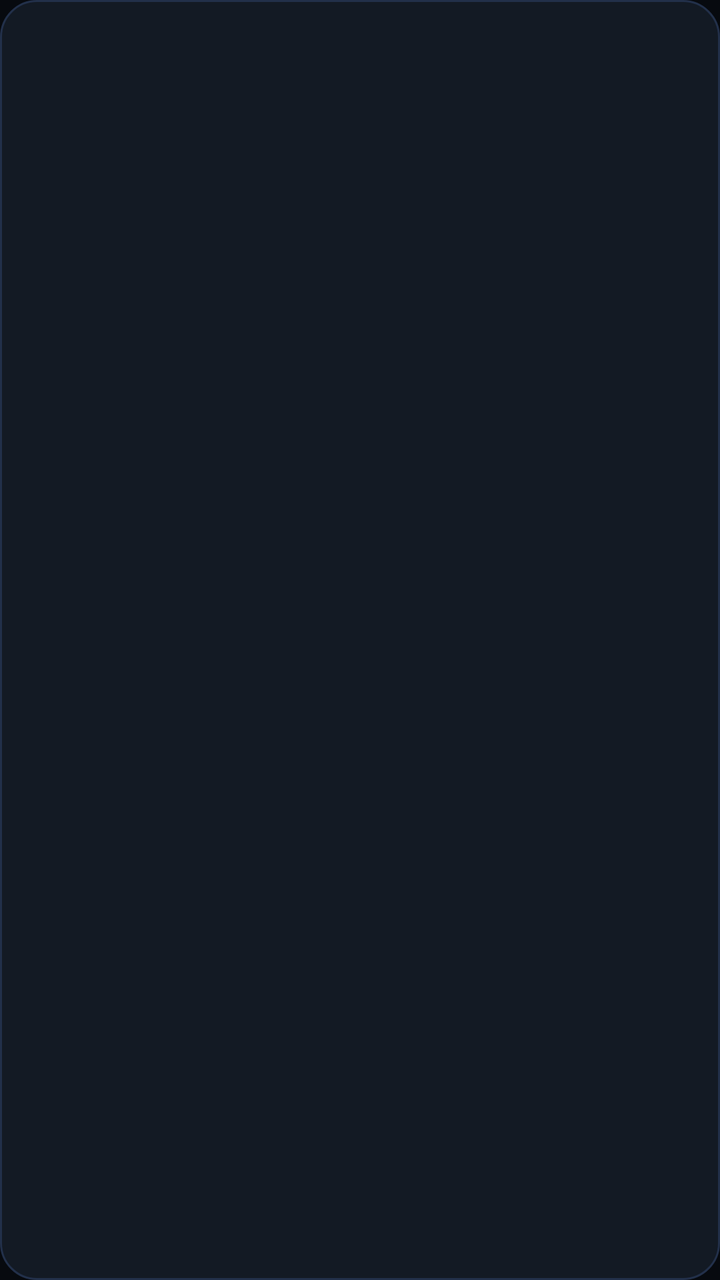
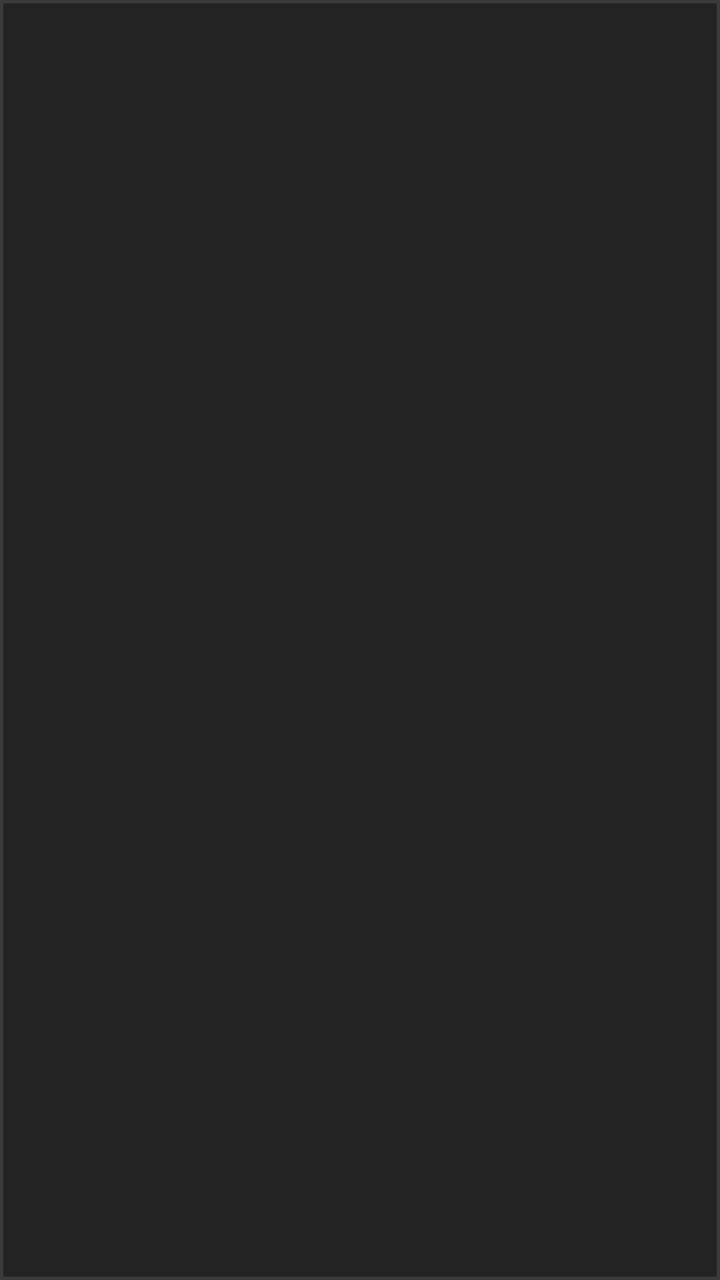

Screens rendered from an Android XML layout before and after an edit, with the pre-edit source and the edit as a unified diff.
<!-- AndroidManifest.xml: application theme Theme.KidsLock -->
<!-- res/layout/item_stat.xml -->
<?xml version="1.0" encoding="utf-8"?>
<LinearLayout xmlns:android="http://schemas.android.com/apk/res/android"
    android:layout_width="match_parent"
    android:layout_height="match_parent"
    android:background="@drawable/bg_card"
    android:clickable="true"
    android:focusable="true"
    android:gravity="center_vertical"
    android:orientation="vertical"
    android:paddingLeft="20dp"
    android:paddingRight="20dp"
    android:paddingTop="14dp"
    android:paddingBottom="12dp">

    <TextView
        android:id="@+id/statLabel"
        android:layout_width="match_parent"
        android:layout_height="wrap_content"
        android:includeFontPadding="false"
        android:singleLine="true"
        android:textColor="@color/text_dim"
        android:textSize="14sp" />

    <TextView
        android:id="@+id/statValue"
        android:layout_width="match_parent"
        android:layout_height="wrap_content"
        android:layout_marginTop="2dp"
        android:includeFontPadding="false"
        android:singleLine="true"
        android:textColor="@color/text_main"
        android:textSize="34sp"
        android:textStyle="bold" />

    <TextView
        android:id="@+id/statSub"
        android:layout_width="match_parent"
        android:layout_height="wrap_content"
        android:layout_marginTop="2dp"
        android:ellipsize="end"
        android:includeFontPadding="false"
        android:singleLine="true"
        android:textColor="@color/text_dim"
        android:textSize="13sp" />
</LinearLayout>
<!-- resources referenced by this layout -->
<resources>
  <color name="text_dim">#8FA0B8</color>
  <color name="text_main">#F2F5FA</color>
  <!-- drawable bg_card (drawable) -->
  <?xml version="1.0" encoding="utf-8"?>
  <selector xmlns:android="http://schemas.android.com/apk/res/android">
      <item android:state_focused="true">
          <shape android:shape="rectangle">
              <solid android:color="@color/card_focus" />
              <corners android:radius="18dp" />
              <stroke android:width="3dp" android:color="@color/accent" />
          </shape>
      </item>
      <item android:state_pressed="true">
          <shape android:shape="rectangle">
              <solid android:color="@color/card_press" />
              <corners android:radius="18dp" />
              <stroke android:width="1dp" android:color="@color/accent" />
          </shape>
      </item>
      <item>
          <shape android:shape="rectangle">
              <solid android:color="@color/card" />
              <corners android:radius="18dp" />
              <stroke android:width="1dp" android:color="@color/line" />
          </shape>
      </item>
  </selector>
  <style name="Theme.KidsLock" parent="android:Theme.Holo.NoActionBar">
          <item name="android:windowBackground">@color/bg_dark</item>
          <item name="android:windowNoTitle">true</item>
          <item name="android:windowActionBar">false</item>
          <item name="android:windowContentOverlay">@null</item>
          <item name="android:colorBackground">@color/bg_dark</item>
          <item name="android:fontFamily">sans-serif</item>
      </style>
  <color name="card_focus">#17243A</color>
  <color name="accent">#4F8CFF</color>
  <color name="card_press">#1B2A44</color>
  <color name="card">#131A24</color>
  <color name="line">#22304A</color>
  <color name="bg_dark">#070A0F</color>
</resources>

<!-- the commit's change to res/layout/item_stat.xml (unified diff, before → after) -->
@@ -9,37 +9,60 @@
     android:orientation="vertical"
     android:paddingLeft="20dp"
     android:paddingRight="20dp"
-    android:paddingTop="14dp"
+    android:paddingTop="12dp"
     android:paddingBottom="12dp">
 
     <TextView
         android:id="@+id/statLabel"
         android:layout_width="match_parent"
         android:layout_height="wrap_content"
+        android:duplicateParentState="true"
+        android:fontFamily="monospace"
         android:includeFontPadding="false"
         android:singleLine="true"
-        android:textColor="@color/text_dim"
-        android:textSize="14sp" />
+        android:textColor="@color/block_muted"
+        android:textSize="11sp" />
 
-    <TextView
-        android:id="@+id/statValue"
+    <LinearLayout
         android:layout_width="match_parent"
         android:layout_height="wrap_content"
         android:layout_marginTop="2dp"
-        android:includeFontPadding="false"
-        android:singleLine="true"
-        android:textColor="@color/text_main"
-        android:textSize="34sp"
-        android:textStyle="bold" />
+        android:baselineAligned="true"
+        android:orientation="horizontal">
+
+        <TextView
+            android:id="@+id/statValue"
+            android:layout_width="wrap_content"
+            android:layout_height="wrap_content"
+            android:duplicateParentState="true"
+            android:fontFamily="monospace"
+            android:includeFontPadding="false"
+            android:singleLine="true"
+            android:textColor="@color/block_text"
+            android:textSize="32sp"
+            android:textStyle="bold" />
+
+        <TextView
+            android:id="@+id/statUnit"
+            android:layout_width="wrap_content"
+            android:layout_height="wrap_content"
+            android:layout_marginLeft="5dp"
+            android:duplicateParentState="true"
+            android:includeFontPadding="false"
+            android:singleLine="true"
+            android:textColor="@color/block_sub"
+            android:textSize="12sp" />
+    </LinearLayout>
 
     <TextView
         android:id="@+id/statSub"
         android:layout_width="match_parent"
         android:layout_height="wrap_content"
-        android:layout_marginTop="2dp"
+        android:layout_marginTop="3dp"
+        android:duplicateParentState="true"
         android:ellipsize="end"
         android:includeFontPadding="false"
         android:singleLine="true"
-        android:textColor="@color/text_dim"
-        android:textSize="13sp" />
+        android:textColor="@color/block_sub"
+        android:textSize="12sp" />
 </LinearLayout>
<!-- resource entries referenced after the edit -->
@@ -1,31 +1,11 @@
 <!-- resources referenced by this layout -->
 <resources>
-  <color name="text_dim">#8FA0B8</color>
-  <color name="text_main">#F2F5FA</color>
   <!-- drawable bg_card (drawable) -->
   <?xml version="1.0" encoding="utf-8"?>
   <selector xmlns:android="http://schemas.android.com/apk/res/android">
-      <item android:state_focused="true">
-          <shape android:shape="rectangle">
-              <solid android:color="@color/card_focus" />
-              <corners android:radius="18dp" />
-              <stroke android:width="3dp" android:color="@color/accent" />
-          </shape>
-      </item>
-      <item android:state_pressed="true">
-          <shape android:shape="rectangle">
-              <solid android:color="@color/card_press" />
-              <corners android:radius="18dp" />
-              <stroke android:width="1dp" android:color="@color/accent" />
-          </shape>
-      </item>
-      <item>
-          <shape android:shape="rectangle">
-              <solid android:color="@color/card" />
-              <corners android:radius="18dp" />
-              <stroke android:width="1dp" android:color="@color/line" />
-          </shape>
-      </item>
+      <item android:state_focused="true"><shape android:shape="rectangle"><solid android:color="@color/accent" /></shape></item>
+      <item android:state_pressed="true"><shape android:shape="rectangle"><solid android:color="@color/accent_deep" /></shape></item>
+      <item><shape android:shape="rectangle"><solid android:color="@color/card" /><stroke android:width="1.5dp" android:color="@color/line" /></shape></item>
   </selector>
   <style name="Theme.KidsLock" parent="android:Theme.Holo.NoActionBar">
           <item name="android:windowBackground">@color/bg_dark</item>
@@ -35,11 +15,10 @@
           <item name="android:colorBackground">@color/bg_dark</item>
           <item name="android:fontFamily">sans-serif</item>
       </style>
-  <color name="card_focus">#17243A</color>
-  <color name="accent">#4F8CFF</color>
-  <color name="card_press">#1B2A44</color>
-  <color name="card">#131A24</color>
-  <color name="line">#22304A</color>
-  <color name="bg_dark">#070A0F</color>
+  <color name="accent">#F0A437</color>
+  <color name="accent_deep">#C9862C</color>
+  <color name="card">#232323</color>
+  <color name="line">#3A3A3A</color>
+  <color name="bg_dark">#191919</color>
 </resources>
 
